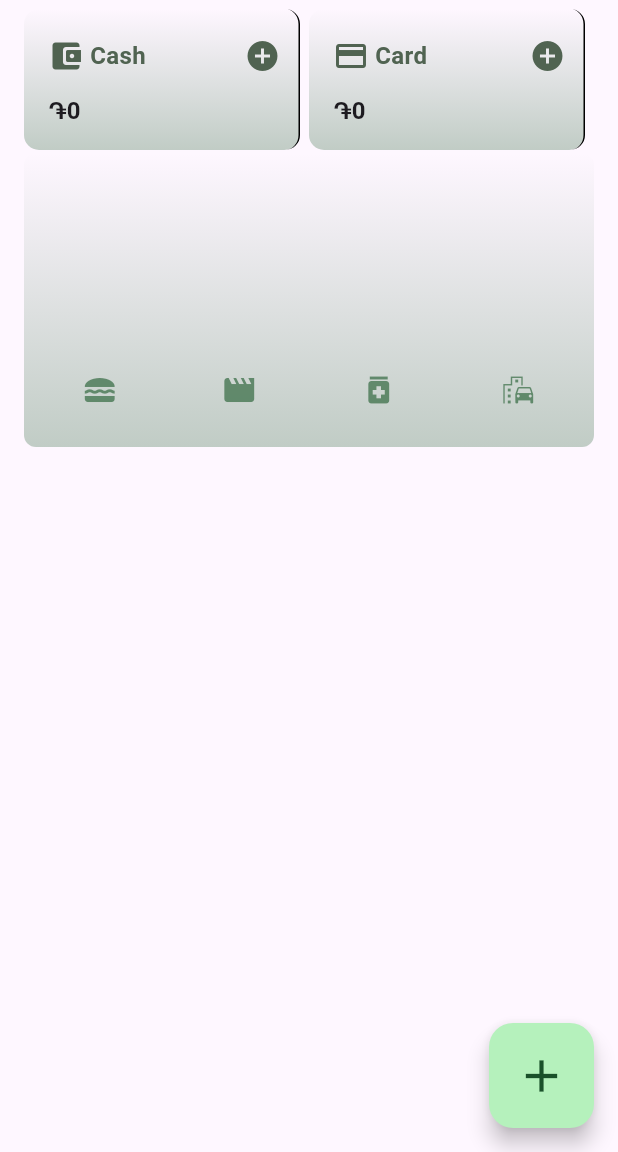
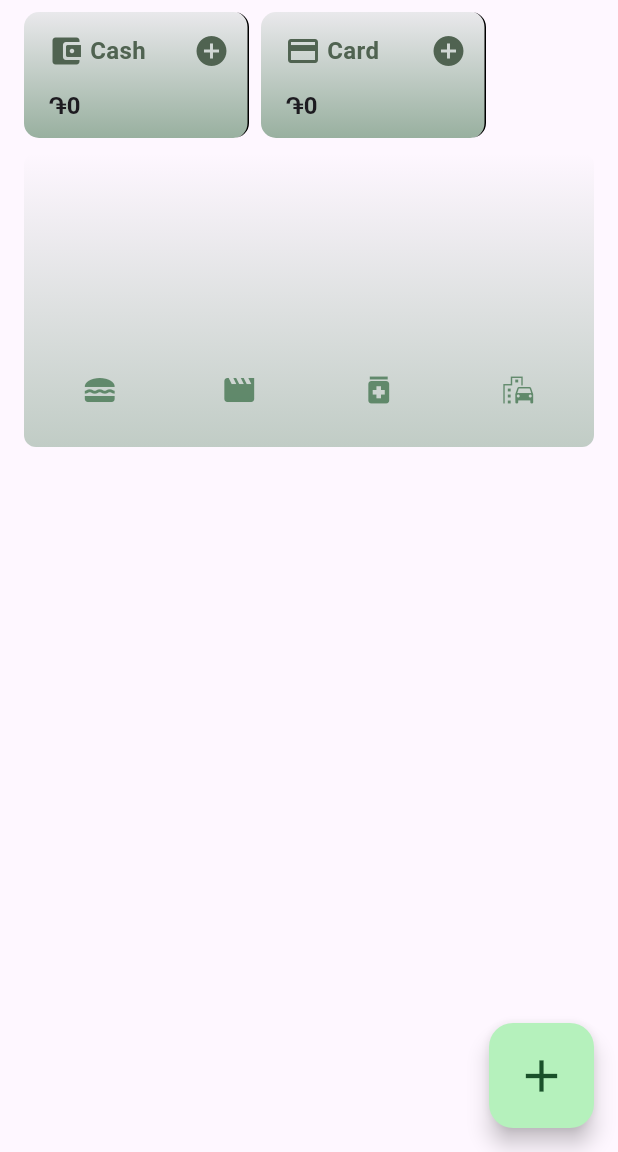
Before and after one commit to mutafyan/expense_tracker, a Flutter app: the screen it shows after launch, on a phone screen of 412 x 824 dp, the part 84-1236 px from its top. Run offline on Flutter 3.47's test engine with Material 3 defaults, Android fonts, the phone set to English and light mode, and no system bars; our stand-ins replace sqflite; accounts and stored records are empty.

Commit message:
fixing margins and tweak ui

```diff
--- a/lib/screens/settings/details/account_settings_screen.dart
+++ b/lib/screens/settings/details/account_settings_screen.dart
@@ -36,9 +36,7 @@ class _AccountSettingsScreenState extends State<AccountSettingsScreen> {
   }
 
   void _deleteAccount(Account account) async {
-    if (account.isDefault) return; // Prevent deletion of default accounts
-
-    // Confirm deletion
+    if (account.isDefault) return;
     final confirm = await showDialog<bool>(
       context: context,
       builder: (context) => AlertDialog(
@@ -99,21 +97,21 @@ class _AccountSettingsScreenState extends State<AccountSettingsScreen> {
                     title: Text(account.displayName),
                     subtitle: account.isDefault
                         ? const Text('Default Account')
-                        : null,
+                        : const Text('Custom Account'),
                     trailing: Row(
                       mainAxisSize: MainAxisSize.min,
                       children: [
-                        // Visibility Toggle
-                        Switch(
-                          value: account.isVisible,
-                          onChanged: (value) => _toggleVisibility(account),
-                        ),
                         // Delete Button for non-default accounts
                         if (!account.isDefault)
                           IconButton(
                             icon: const Icon(Icons.delete, color: Colors.red),
                             onPressed: () => _deleteAccount(account),
                           ),
+                        // Visibility Toggle
+                        Switch(
+                          value: account.isVisible,
+                          onChanged: (value) => _toggleVisibility(account),
+                        ),
                       ],
                     ),
                   );
--- a/lib/widgets/account_manager/account_preview.dart
+++ b/lib/widgets/account_manager/account_preview.dart
@@ -1,4 +1,3 @@
-// widgets/account_preview.dart
 import 'package:expense_tracker/models/account/account.dart';
 import 'package:expense_tracker/widgets/account_manager/add_income_modal.dart';
 import 'package:flutter/material.dart';
@@ -28,25 +27,26 @@ class AccountPreview extends StatelessWidget {
   @override
   Widget build(BuildContext context) {
     final height = MediaQuery.of(context).size.height / 9;
-    final width = MediaQuery.of(context).size.width - 32;
 
     return SizedBox(
       height: height,
-      width: width,
-      child: Row(
-        crossAxisAlignment: CrossAxisAlignment.stretch,
-        children: accounts.map((account) {
-          return Expanded(
-            child: Container(
-              margin: const EdgeInsets.fromLTRB(0, 6, 6, 0),
+      child: ListView.builder(
+        scrollDirection: Axis.horizontal,
+        padding: const EdgeInsets.symmetric(horizontal: 16, vertical: 8),
+        itemCount: accounts.length,
+        itemBuilder: (context, index) {
+          final account = accounts[index];
+          return Container(
+            width: 150, // Adjust the width as needed
+            margin: const EdgeInsets.only(right: 8),
             padding: const EdgeInsets.fromLTRB(16, 0, 0, 8),
             decoration: BoxDecoration(
               gradient: LinearGradient(
                 begin: Alignment.bottomCenter,
                 end: Alignment.topCenter,
                 colors: [
-                    Theme.of(context).colorScheme.primary.withOpacity(0.3),
-                    Theme.of(context).colorScheme.primary.withOpacity(0.0),
+                  Theme.of(context).colorScheme.primary.withOpacity(0.5),
+                  Theme.of(context).colorScheme.primary.withOpacity(0.1),
                 ],
               ),
               borderRadius: const BorderRadius.all(Radius.circular(10)),
@@ -96,9 +96,8 @@ class AccountPreview extends StatelessWidget {
                 ),
               ],
             ),
-            ),
           );
-        }).toList(),
+        },
       ),
     );
   }
```
Lines whose indentation alone changed are shown as unchanged.
